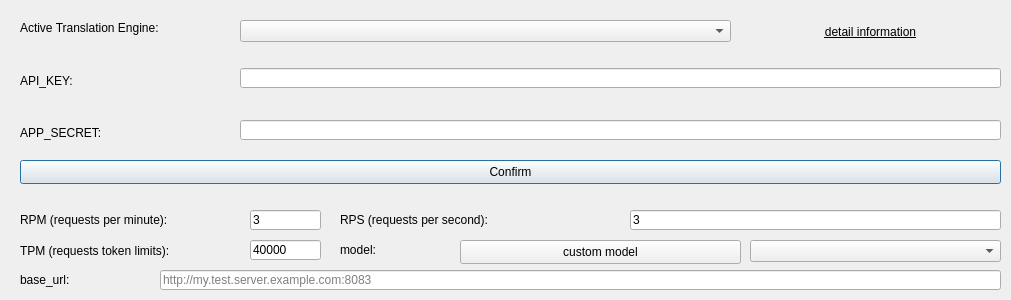
anonymousException/renpy-translator, file src/engine.ui: the form before one commit.
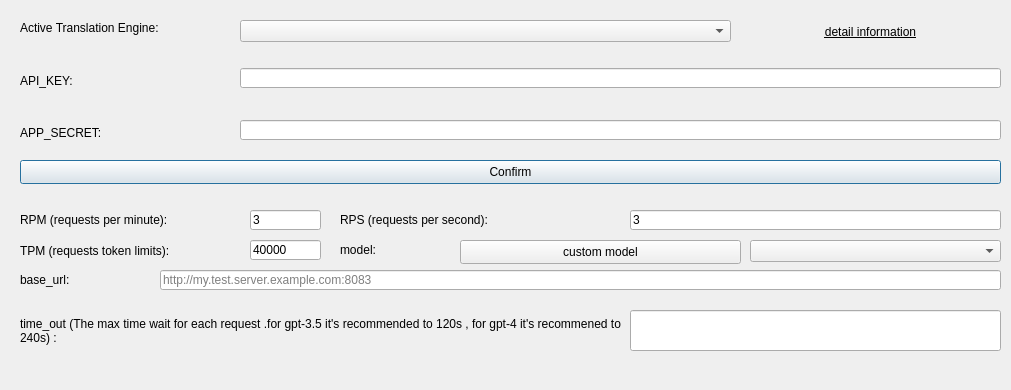
The form after the commit.

Commit message:
<feature> support customize timeout for openai
update version to v2.1.2

Patch:
```diff
--- a/src/engine.ui
+++ b/src/engine.ui
@@ -7,7 +7,7 @@
     <x>0</x>
     <y>0</y>
     <width>1011</width>
-    <height>300</height>
+    <height>390</height>
    </rect>
   </property>
   <property name="windowTitle">
@@ -295,6 +295,35 @@
     <string>custom model</string>
    </property>
   </widget>
+  <widget class="QLabel" name="label_9">
+   <property name="geometry">
+    <rect>
+     <x>20</x>
+     <y>300</y>
+     <width>601</width>
+     <height>61</height>
+    </rect>
+   </property>
+   <property name="text">
+    <string>time_out (The max time wait for each request .for gpt-3.5 it's recommended to 120s , for gpt-4 it's recommened to 240s) :</string>
+   </property>
+   <property name="wordWrap">
+    <bool>true</bool>
+   </property>
+  </widget>
+  <widget class="QLineEdit" name="timeoutEdit">
+   <property name="geometry">
+    <rect>
+     <x>630</x>
+     <y>310</y>
+     <width>371</width>
+     <height>41</height>
+    </rect>
+   </property>
+   <property name="text">
+    <string notr="true"/>
+   </property>
+  </widget>
  </widget>
  <resources/>
  <connections/>
```
The commit also changes 34 other files.
